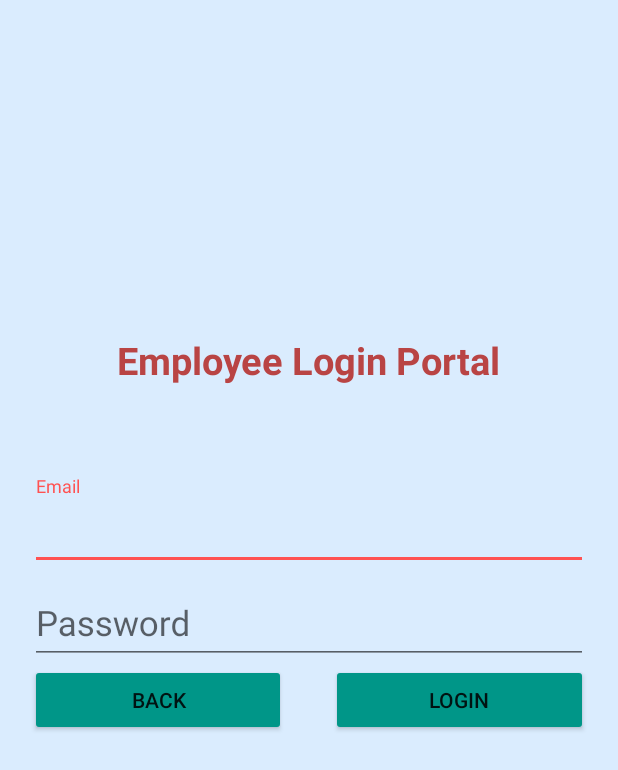
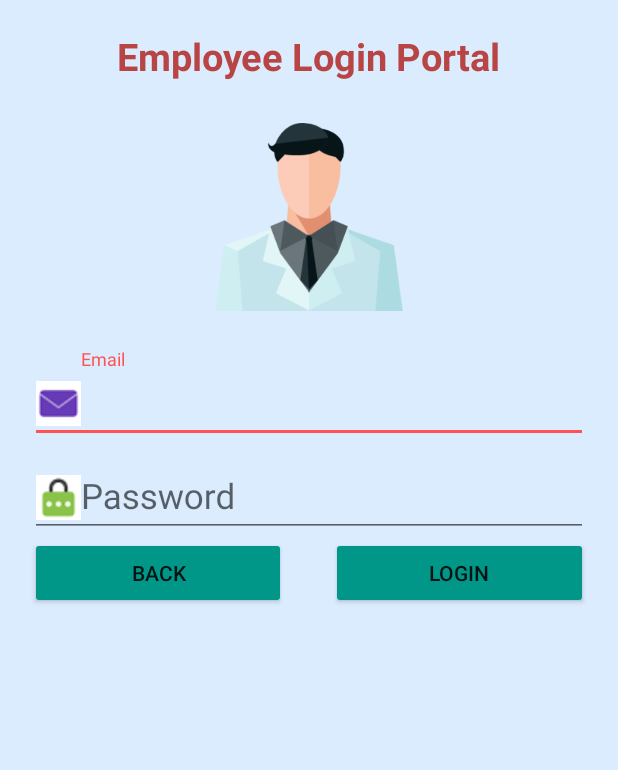
Before and after one commit to dipakkr/Savera-SmartIndiaHackathon, an Android app: the layout activity_emp_login.xml on its own in the app's theme, with its tools: preview values and no code run, on a phone screen of 412 x 824 dp. Shown: the top 770 px of the screen. Run offline under Robolectric (Android 15) with nearby library versions, the phone set to English and light mode, and no system bars.

Commit message:
add : UI LOGIN

```diff
--- a/app/src/main/res/layout/activity_emp_login.xml
+++ b/app/src/main/res/layout/activity_emp_login.xml
@@ -7,6 +7,15 @@
     android:fitsSystemWindows="true"
     android:layout_height="match_parent">
 
+    <ImageView
+        android:layout_width="125dp"
+        android:layout_height="125dp"
+        android:src="@drawable/employee"
+        android:id="@+id/imageView"
+        android:layout_marginTop="27dp"
+        android:layout_below="@+id/textView2"
+        android:layout_centerHorizontal="true" />
+
 
     <LinearLayout
         android:layout_width="match_parent"
@@ -14,10 +23,11 @@
         android:fitsSystemWindows="true"
         android:gravity="center"
         android:layout_height="wrap_content"
-        android:layout_centerVertical="true"
+        android:id="@+id/linearLayout2"
+        android:layout_marginTop="25dp"
+        android:layout_below="@+id/imageView"
         android:layout_alignParentLeft="true"
-        android:layout_alignParentStart="true"
-        android:id="@+id/linearLayout2">
+        android:layout_alignParentStart="true">
 
         <android.support.design.widget.TextInputLayout
             android:layout_width="match_parent"
@@ -28,6 +38,7 @@
                 android:layout_height="wrap_content"
                 android:id="@+id/login_email"
                 android:textSize="23sp"
+                android:drawableLeft="@drawable/mail"
                 android:hint="@string/Email"/>
 
         </android.support.design.widget.TextInputLayout>
@@ -40,6 +51,7 @@
                 android:layout_width="match_parent"
                 android:layout_height="wrap_content"
                 android:id="@+id/login_pass"
+                android:drawableLeft="@drawable/password"
                 android:textSize="23sp"
                 android:inputType="textPassword"
                 android:hint="@string/passoword"/>
@@ -48,26 +60,26 @@
 
         <LinearLayout
             android:layout_width="match_parent"
-            android:orientation="horizontal"
-            android:layout_height="wrap_content">
+            android:layout_height="wrap_content"
+            android:orientation="horizontal">
 
             <Button
+                android:id="@+id/back"
                 android:layout_width="wrap_content"
+                android:layout_height="wrap_content"
+                android:layout_gravity="center_horizontal"
                 android:layout_weight="0.5"
-                android:layout_height="wrap_content"
-                android:id="@+id/back"
-                android:layout_gravity="center_horizontal"
-                android:text="Back"/>
+                android:text="Back" />
 
             <Button
+                android:id="@+id/bt_login"
                 android:layout_width="wrap_content"
                 android:layout_height="wrap_content"
+                android:layout_gravity="center_horizontal"
+                android:layout_marginLeft="30dp"
+                android:layout_marginTop="@dimen/activity_horizontal_margin"
                 android:layout_weight="0.5"
-                android:layout_marginLeft="30dp"
-                android:layout_gravity="center_horizontal"
-                android:layout_marginTop="@dimen/activity_horizontal_margin"
-                android:id="@+id/bt_login"
-                android:text="@string/login"/>
+                android:text="@string/login" />
         </LinearLayout>
 
     </LinearLayout>
@@ -79,9 +91,8 @@
         android:textStyle="bold"
         android:textSize="25dp"
         android:textColor="#b94444"
-        android:layout_marginBottom="60dp"
         android:id="@+id/textView2"
-        android:layout_above="@+id/linearLayout2"
+        android:layout_alignParentTop="true"
         android:layout_centerHorizontal="true" />
 
 
```
Also changed, not shown: app/src/main/res/drawable/mail.png (added), app/src/main/res/drawable/password.png (added).
